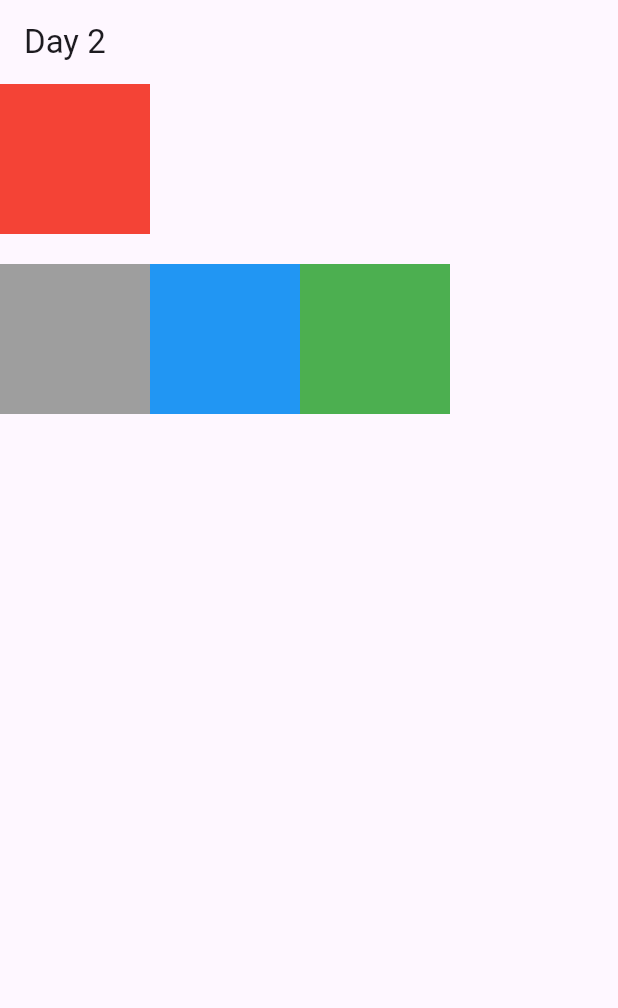
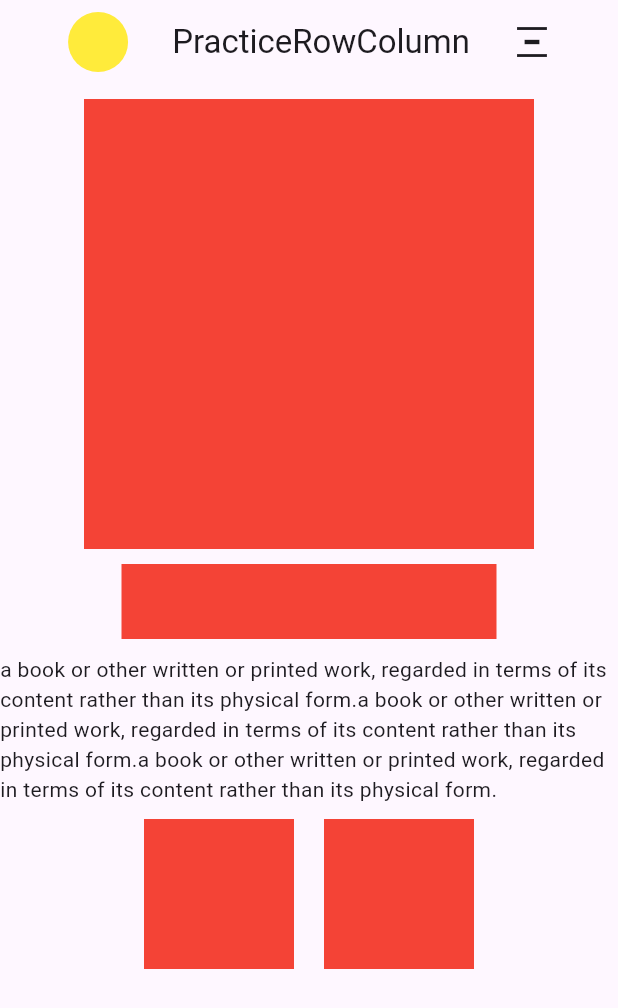
Before and after one commit to MoazzamAliSE/Batch_3, a Flutter app: the screen it shows after launch, on a phone screen of 412 x 824 dp. Shown: the top 1008 px of the screen. Run offline on Flutter 3.47's test engine with Material 3 defaults, Android fonts, the phone set to English and light mode, and no system bars.

Commit message:
practice row column

```diff
--- /dev/null
+++ b/lib/day3/practice_row_col.dart
@@ -0,0 +1,70 @@
+import 'package:flutter/material.dart';
+
+class PracticeRowColumn extends StatelessWidget {
+  const PracticeRowColumn({super.key});
+
+  @override
+  Widget build(BuildContext context) {
+    return Scaffold(
+      appBar: AppBar(
+        title: const Row(
+          mainAxisAlignment: MainAxisAlignment.spaceEvenly,
+          children: [
+            CircleAvatar(backgroundColor: Colors.yellow),
+            Text("PracticeRowColumn"),
+            Icon(Icons.vertical_distribute_sharp)
+          ],
+        ),
+      ),
+      body: Column(
+        crossAxisAlignment: CrossAxisAlignment.center,
+        children: [
+
+          const SizedBox(
+            height: 10,
+          ),
+          Container(
+            height: 300,
+            width: 300,
+            color: Colors.red,
+          ),
+          const SizedBox(
+            height: 10,
+          ),
+          Container(
+            height: 50,
+            width: 250,
+            color: Colors.red,
+          ),
+          const SizedBox(
+            height: 10,
+          ),
+          const Text(
+            "a book or other written or printed work, regarded in terms of its content rather than its physical form.a book or other written or printed work, regarded in terms of its content rather than its physical form.a book or other written or printed work, regarded in terms of its content rather than its physical form.",
+          ),
+          const SizedBox(
+            height: 10,
+          ),
+          Row(
+            mainAxisAlignment: MainAxisAlignment.center,
+            children: [
+              Container(
+                height: 100,
+                width: 100,
+                color: Colors.red,
+              ),
+              const SizedBox(
+                width: 20,
+              ),
+              Container(
+                height: 100,
+                width: 100,
+                color: Colors.red,
+              ),
+            ],
+          )
+        ],
+      ),
+    );
+  }
+}
--- a/lib/main.dart
+++ b/lib/main.dart
@@ -1,5 +1,6 @@
 import 'package:first_proj/day1/day1.dart';
 import 'package:first_proj/day2/day2.dart';
+import 'package:first_proj/day3/practice_row_col.dart';
 import 'package:flutter/material.dart';
 
 void main() {
@@ -13,7 +14,7 @@ class MyApp extends StatelessWidget {
   Widget build(BuildContext context) {
     return const MaterialApp(
       title: 'Flutter',
-      home: Day2(),
+      home: PracticeRowColumn(),
     );
   }
 }
```
